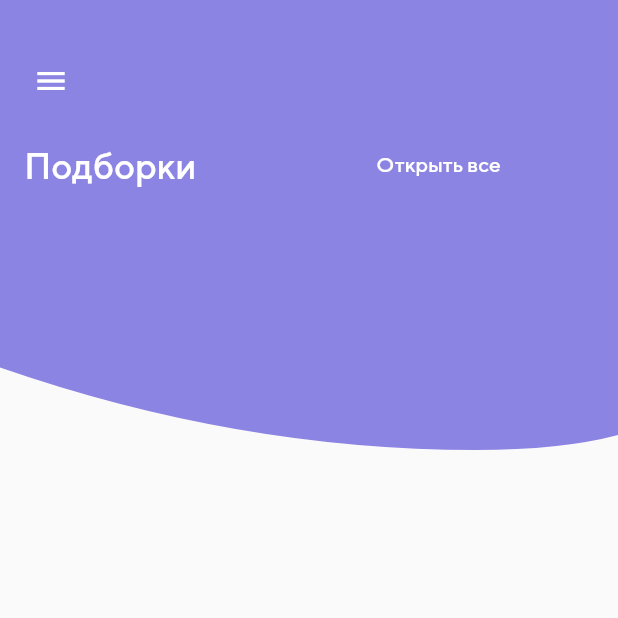
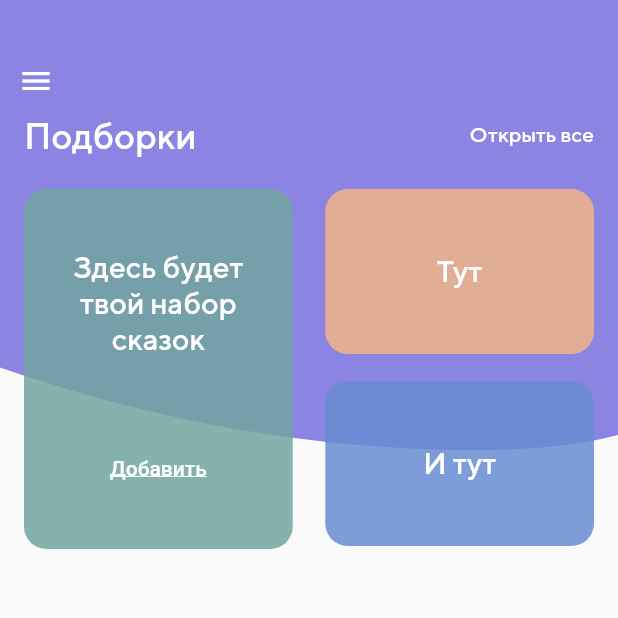
Before and after one commit to SNazarko/MemoryBox, a Flutter app: the HomePage screen opened by its route, on a phone screen of 412 x 824 dp, the top half of it. Run offline on Flutter 3.47's test engine with Material 2 defaults, Android fonts, the phone set to English and light mode, and no system bars; our stand-ins replace flutter_multi_formatter.

Commit message:
homePage 1/2

```diff
--- a/lib/screens/home_page.dart
+++ b/lib/screens/home_page.dart
@@ -1,3 +1,4 @@
+import 'package:flutter/cupertino.dart';
 import 'package:flutter/material.dart';
 import 'package:memory_box/screens/screens_element/appbar_clipper.dart';
 import '../constants.dart';
@@ -7,20 +8,27 @@ class HomePage extends StatelessWidget {
 
   @override
   Widget build(BuildContext context) {
+    final double screenWidth = MediaQuery.of(context).size.width;
     return Scaffold(
-      body: Column(
+      body: SingleChildScrollView(
+        child: Column(
           children: [
-          ClipPath(
-            clipper: AppbarClipper(),
+            Container(
               child: Stack(
                 children: [
                   Container(
+                    height: 380,
+                  ),
+                  ClipPath(
+                    clipper: AppbarClipper(),
+                    child: Container(
                       color: kColorAppbar,
                       width: double.infinity,
                       height: 300,
                     ),
+                  ),
                   Positioned(
-                  left: 10,
+                    left: 0,
                     top: 30,
                     child: IconButton(
                       onPressed: () {},
@@ -31,36 +39,130 @@ class HomePage extends StatelessWidget {
                     ),
                   ),
                   Positioned(
-                  top: 80,
-                  child: Padding(
-                    padding: const EdgeInsets.all(16.0),
+                    top: 76,
+                    child: Container(
+                      width: screenWidth,
                       child: Row(
+                        mainAxisAlignment: MainAxisAlignment.spaceBetween,
                         children: const [
-                        Text(
+                          Padding(
+                            padding: EdgeInsets.symmetric(horizontal: 16),
+                            child: Text(
                               'Подборки',
                               style: TextStyle(
                                 fontSize: 24,
                                 color: Colors.white,
                               ),
                             ),
-                        SizedBox(
-                          width: 120,
                           ),
-                        Text(
+                          Padding(
+                            padding: EdgeInsets.symmetric(horizontal: 16),
+                            child: Text(
                               'Открыть все',
                               style: TextStyle(
                                 fontSize: 14,
                                 color: Colors.white,
                               ),
                             ),
+                          ),
                         ],
+                      ),
+                    ),
+                  ),
+                  Positioned(
+                    top: 110,
+                    child: Padding(
+                      padding: const EdgeInsets.all(16.0),
+                      child: Container(
+                        child: Column(
+                          mainAxisAlignment: MainAxisAlignment.center,
+                          children: [
+                            const Padding(
+                              padding: EdgeInsets.all(10.0),
+                              child: Text(
+                                'Здесь будет твой набор сказок',
+                                style: TextStyle(
+                                    fontSize: 20, color: Colors.white),
+                                textAlign: TextAlign.center,
+                              ),
+                            ),
+                            const SizedBox(height: 40),
+                            TextButton(
+                              onPressed: () {},
+                              child: const Text(
+                                'Добавить',
+                                style: TextStyle(
+                                  decoration: TextDecoration.underline,
+                                  fontSize: 14,
+                                  color: Colors.white,
                                 ),
                               ),
                             )
                           ],
                         ),
-          )
+                        width: screenWidth / 2.3,
+                        height: 240,
+                        decoration: const BoxDecoration(
+                            color: Color(0xD971A59F),
+                            borderRadius: BorderRadius.all(
+                              Radius.circular(15),
+                            )),
+                      ),
+                    ),
+                  ),
+                  Positioned(
+                    top: 110,
+                    right: 0,
+                    child: Padding(
+                      padding: const EdgeInsets.only(top: 16, right: 16),
+                      child: Container(
+                        child: const Center(
+                          child: Text(
+                            'Тут',
+                            style: TextStyle(fontSize: 20, color: Colors.white),
+                            textAlign: TextAlign.center,
+                          ),
+                        ),
+                        width: screenWidth / 2.3,
+                        height: 110,
+                        decoration: const BoxDecoration(
+                            color: Color(0xD9F1B488),
+                            borderRadius: BorderRadius.all(
+                              Radius.circular(15),
+                            )),
+                      ),
+                    ),
+                  ),
+                  Positioned(
+                    top: 230,
+                    right: 0,
+                    child: Padding(
+                      padding: const EdgeInsets.only(right: 16, top: 24),
+                      child: Container(
+                        child: const Center(
+                          child: Text(
+                            'И тут',
+                            style: TextStyle(fontSize: 20, color: Colors.white),
+                            textAlign: TextAlign.center,
+                          ),
+                        ),
+                        width: screenWidth / 2.3,
+                        height: 110,
+                        decoration: const BoxDecoration(
+                            color: Color(0xD9678BD2),
+                            borderRadius: BorderRadius.all(
+                              Radius.circular(15),
+                            )),
+                      ),
+                    ),
+                  ),
                 ],
+              ),
+            ),
+            Container(),
+            Container()
+          ],
+        ),
       ),
     );
   }
```
Lines whose indentation alone changed are shown as unchanged.
